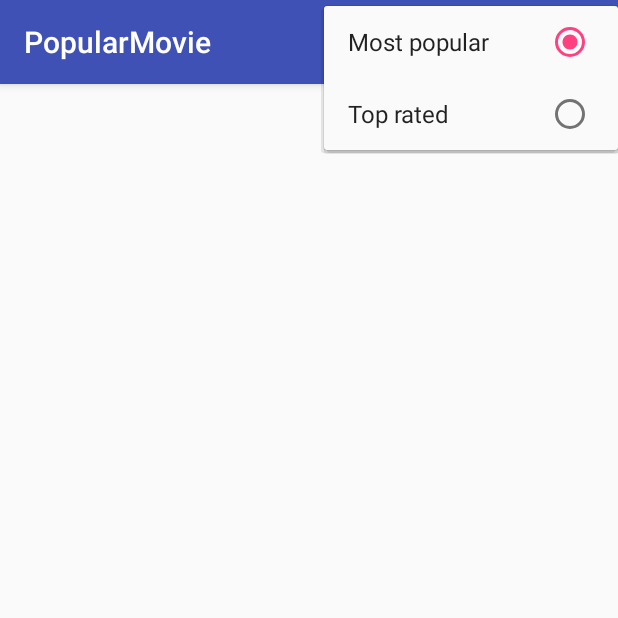
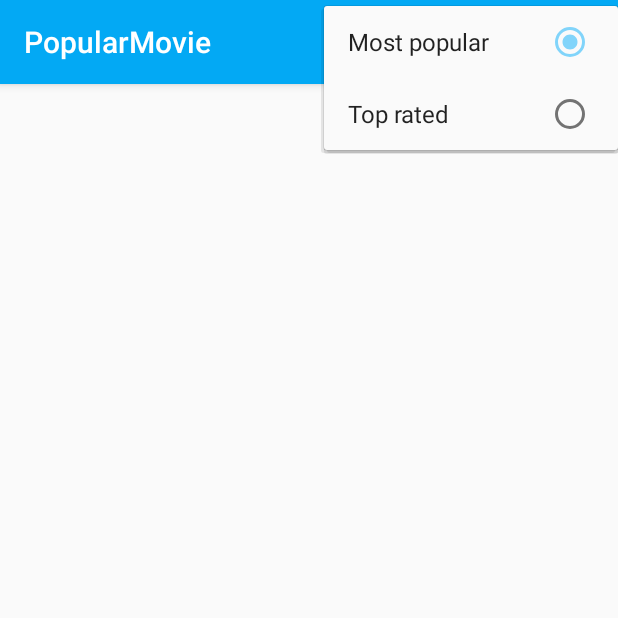
Before and after one commit to caemooshin/PopularMovie, an Android app: the screen it shows after launch (MovieActivity), after a tap on "Sort by", on a phone screen of 412 x 824 dp, the top half of it. Run offline under Robolectric (Android 15) with nearby library versions, the phone set to English and light mode, and no system bars.

Commit message:
Add Color

```diff
--- a/app/src/main/res/values/colors.xml
+++ b/app/src/main/res/values/colors.xml
@@ -1,6 +1,10 @@
 <?xml version="1.0" encoding="utf-8"?>
 <resources>
-    <color name="colorPrimary">#3F51B5</color>
-    <color name="colorPrimaryDark">#303F9F</color>
-    <color name="colorAccent">#FF4081</color>
+    <color name="colorPrimary">#03A9F4</color>
+    <color name="colorPrimaryDark">#01579B</color>
+    <color name="colorAccent">#81D4FA</color>
+    <color name="empty_view_text_color">#BDBDBD</color>
+    <color name="text_color_for_movie_overview">@android:color/black</color>
+    <color name="text_color_for_review_content">@android:color/black</color>
+    <color name="red">#F44336</color>
 </resources>
```
